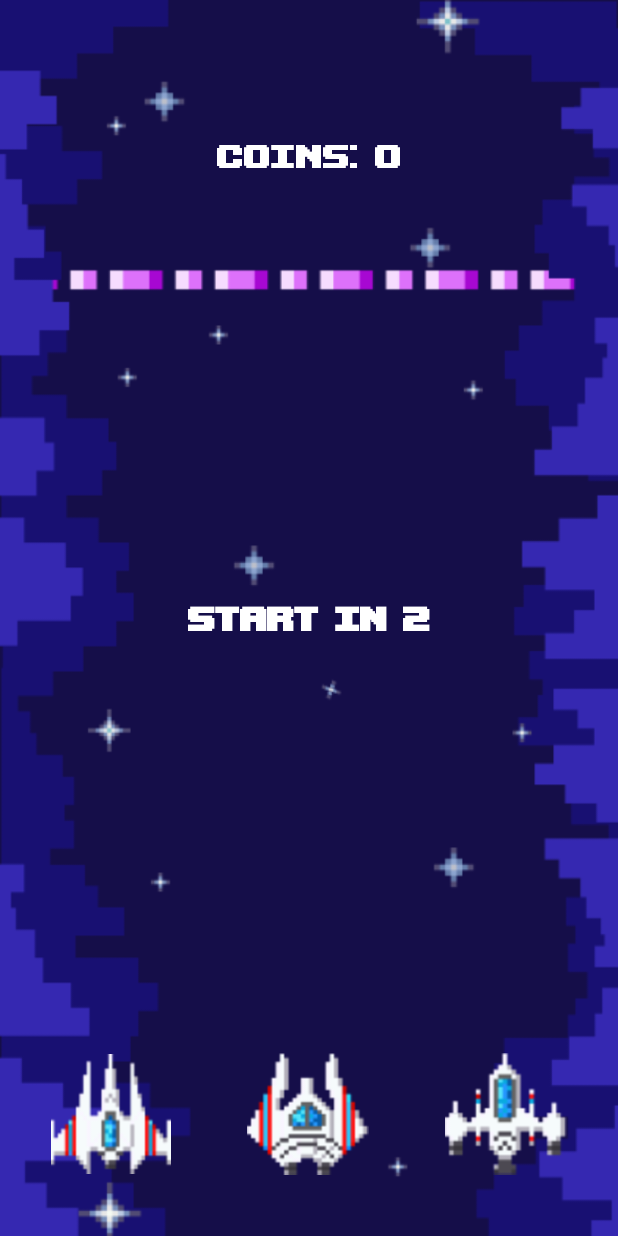
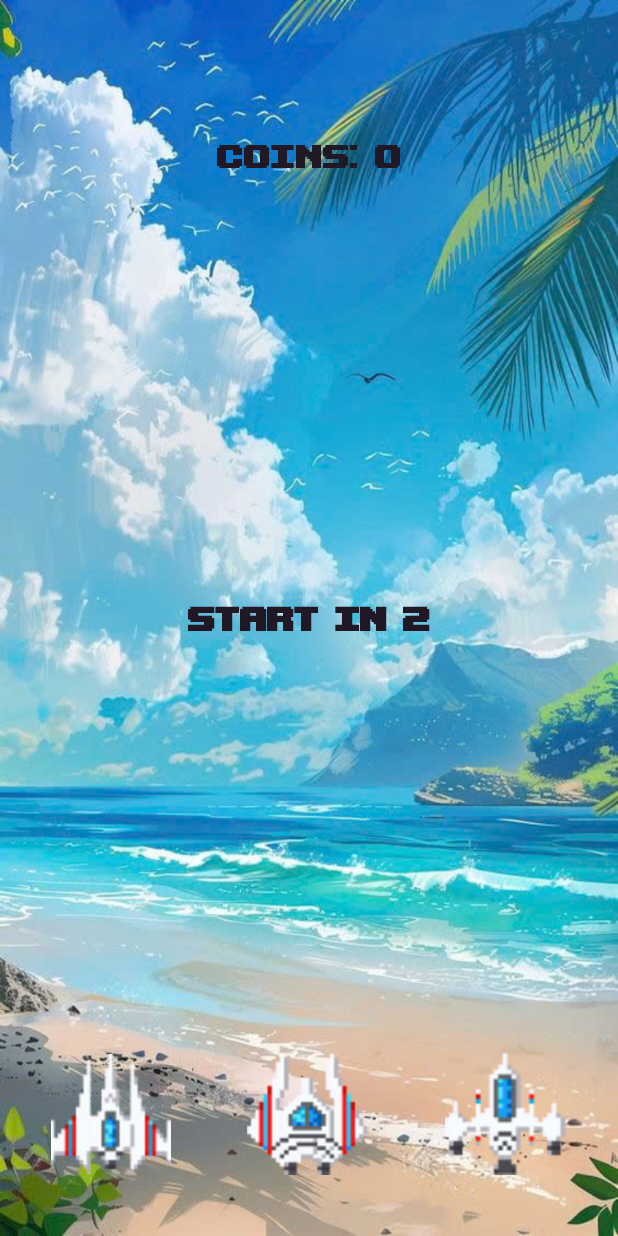
Before and after one commit to HaHasTeam/MiniGamePassmon, an Android app: the RaceActivity screen opened directly, with no data from a screen before it, on a phone screen of 412 x 824 dp. Run offline under Robolectric (Android 15) with nearby library versions, the phone set to English and light mode, and no system bars.

Commit message:
add race screen and edit text

```diff
--- a/app/src/main/res/layout/activity_race.xml
+++ b/app/src/main/res/layout/activity_race.xml
@@ -4,8 +4,9 @@
     xmlns:tools="http://schemas.android.com/tools"
     android:layout_width="match_parent"
     android:layout_height="match_parent"
-    tools:context=".MainActivity"
-    android:background="@drawable/background">
+    android:background="@drawable/racescreen"
+    tools:context=".MainActivity">
+
     <LinearLayout
         android:layout_width="match_parent"
         android:layout_height="match_parent"
@@ -13,14 +14,14 @@
         android:weightSum="4">
 
         <TextView
-            android:fontFamily="@font/upheavtt"
             android:id="@+id/textViewCoin"
             android:layout_width="match_parent"
             android:layout_height="0dp"
             android:layout_weight="1"
+            android:fontFamily="@font/upheavtt"
+            android:gravity="center"
             android:text="COINS: 100"
-            android:textColor="#fff"
-            android:gravity="center"
+            android:textColor="#211826"
             android:textSize="30dp" />
 
         <LinearLayout
@@ -76,16 +77,16 @@
                 android:layout_weight="1" />
         </LinearLayout>
     </LinearLayout>
+
     <TextView
-        android:fontFamily="@font/upheavtt"
         android:id="@+id/countdownText"
         android:layout_width="match_parent"
         android:layout_height="match_parent"
+        android:fontFamily="@font/upheavtt"
+        android:gravity="center"
         android:text="Start in 3"
-        android:gravity="center"
-        android:textStyle="bold"
+        android:textColor="#211826"
         android:textSize="30dp"
-        android:textColor="@color/white"
-        />
+        android:textStyle="bold" />
 
 </RelativeLayout>
```
Also changed, not shown: app/src/main/res/layout/activity_bet.xml (+16 -16 lines), app/src/main/res/drawable/racescreen.jpg (added).
